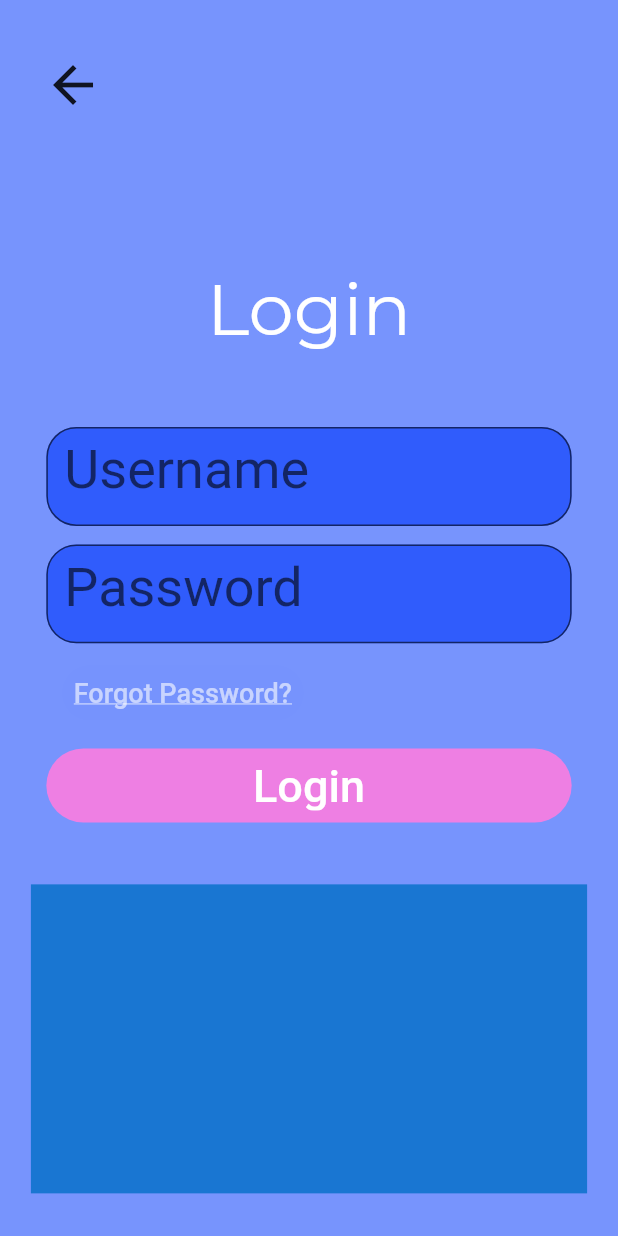
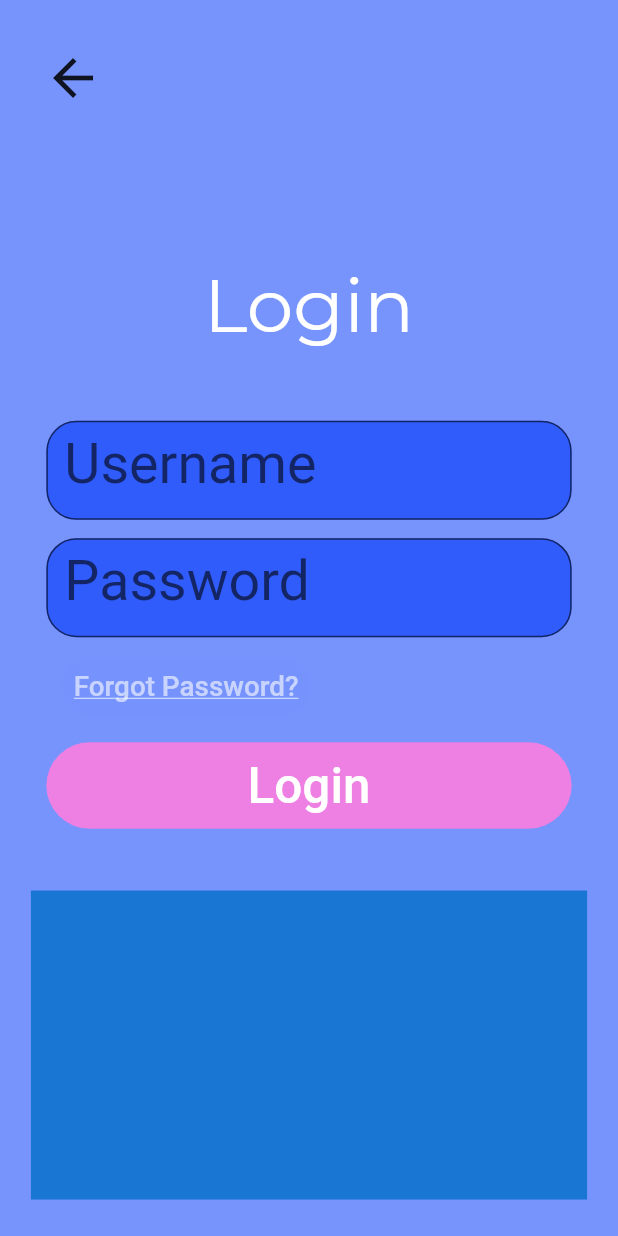
Before and after one commit to akslaym/SELCentral, a Flutter app: the screen it shows after launch, after a tap on "Student", on a phone screen of 412 x 824 dp. Run offline on Flutter 3.47's test engine with Material 2 defaults, Android fonts, the phone set to English and light mode, and no system bars; project files that could hold a hidden picture were left out.

Commit message:
Changes fontsize units to heightBlock for LoginPageV

```diff
--- a/lib/LoginPage/LoginPageV.dart
+++ b/lib/LoginPage/LoginPageV.dart
@@ -42,7 +42,8 @@ class LoginPageV extends StatelessWidget {
                         child: Text("Login",
                             textAlign: TextAlign.center,
                             style: TextStyle(
-                                fontSize: 48, //need to move to left
+                                fontSize:
+                                    heightBlock * 6, //need to move to left
 
                                 color: Colors.white,
                                 fontFamily: 'Montserrat')),
@@ -51,7 +52,8 @@ class LoginPageV extends StatelessWidget {
                         width: widthBlock * 85.0,
                         height: heightBlock * 8.0,
                         child: TextField(
-                          style: TextStyle(color: Colors.white, fontSize: 36),
+                          style: TextStyle(
+                              color: Colors.white, fontSize: heightBlock * 4.5),
                           decoration: InputDecoration(
                               border: OutlineInputBorder(
                                 borderRadius: BorderRadius.circular(20.0),
@@ -65,7 +67,8 @@ class LoginPageV extends StatelessWidget {
                         width: widthBlock * 85.0,
                         height: heightBlock * 8.0,
                         child: TextField(
-                          style: TextStyle(color: Colors.white, fontSize: 36),
+                          style: TextStyle(
+                              color: Colors.white, fontSize: heightBlock * 4.5),
                           decoration: InputDecoration(
                               border: OutlineInputBorder(
                                 borderRadius: BorderRadius.circular(20.0),
@@ -88,7 +91,7 @@ class LoginPageV extends StatelessWidget {
                               style: TextStyle(
                                   decoration: TextDecoration.underline,
                                   color: Colors.white60,
-                                  fontSize: 18),
+                                  fontSize: heightBlock * 2.25),
                             ),
                             style: TextButton.styleFrom(
                                 backgroundColor:
@@ -98,15 +101,16 @@ class LoginPageV extends StatelessWidget {
                         margin: EdgeInsets.only(bottom: heightBlock * 2.0)),
                     Container(
                         width: widthBlock * 85.0,
-                        height: heightBlock * 6.0,
+                        height: heightBlock * 7.0,
                         child: TextButton(
                             onPressed: () {},
                             autofocus: false,
                             clipBehavior: Clip.none,
                             child: Text(
                               "Login",
-                              style:
-                                  TextStyle(color: Colors.white, fontSize: 30),
+                              style: TextStyle(
+                                  color: Colors.white,
+                                  fontSize: heightBlock * 4),
                             ),
                             style: TextButton.styleFrom(
                                 backgroundColor: Color(0xffEE7FE3),
```
